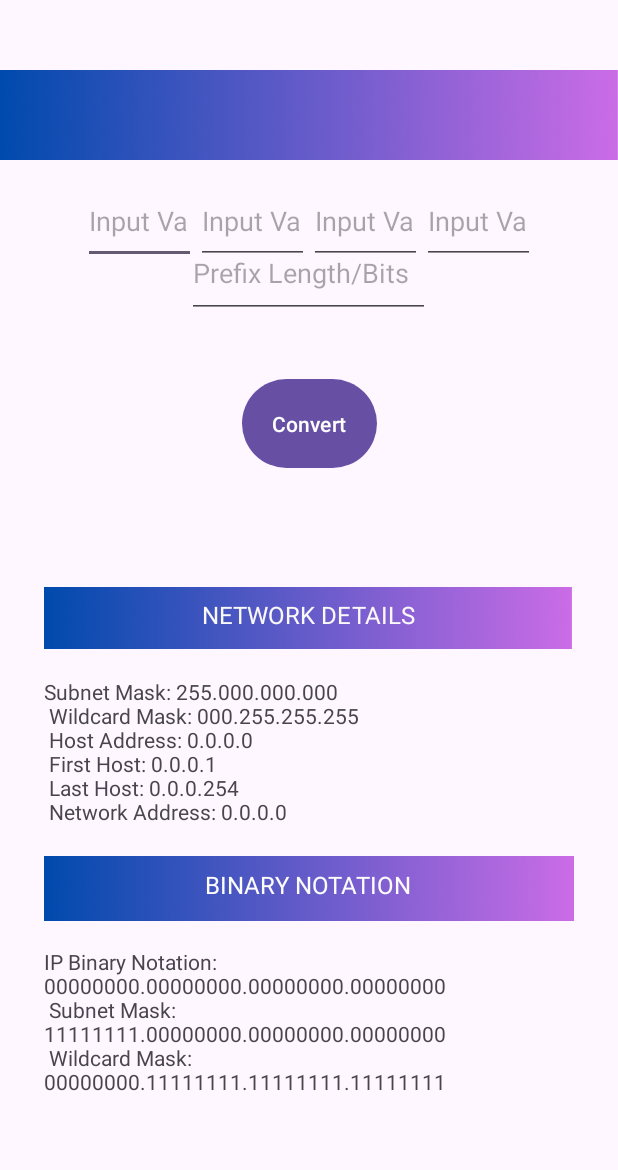
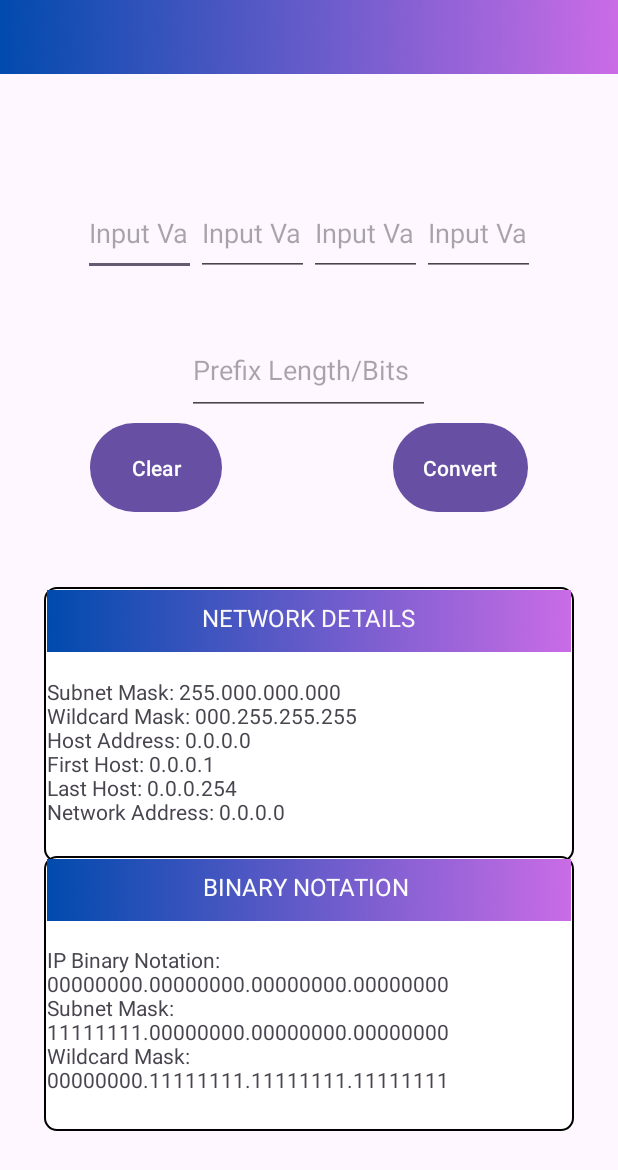
Before and after one commit to KoderKrumbz/SIPAC-Actual, an Android app: the screen it shows after launch (MainActivity), after a tap on "Convert", on a phone screen of 412 x 824 dp. Shown: the top 1170 px of the screen. Run offline under Robolectric (Android 15) with nearby library versions, the phone set to English and light mode, and no system bars.

```diff
--- a/app/src/main/java/com/example/calculationing/BinaryConverter.kt
+++ b/app/src/main/java/com/example/calculationing/BinaryConverter.kt
@@ -7,6 +7,7 @@ import android.view.inputmethod.EditorInfo
 import android.widget.Button
 import android.widget.EditText
 import android.view.KeyEvent
+import android.view.View
 import android.widget.TextView
 import androidx.activity.enableEdgeToEdge
 import androidx.appcompat.app.AppCompatActivity
@@ -33,6 +34,7 @@ class MainActivity : AppCompatActivity() {
         val editTextBinaryConversion4 = findViewById<EditText>(R.id.binaryConversion4)
         val editTextPrefixLength = findViewById<EditText>(R.id.prefixLength)
         val buttonConv = findViewById<Button>(R.id.buttonConvert)
+        val buttonClear = findViewById<Button>(R.id.buttonClear)
         val textBinaryValue = findViewById<TextView>(R.id.binaryValue)
         val textBinbaryVal2 = findViewById<TextView>(R.id.NetworkDeets)
 
@@ -73,36 +75,49 @@ class MainActivity : AppCompatActivity() {
                 val hostnum = numHosts(altpref)
                 val subMaskText = subnetMask(netClass)
                 val hostAdd = hostNotBroad(binaryValue4)
-                val wcM = wildcardMask(subMaskText)
+                val wcM = wildcardMask(netClass)
                 val maskBi = binaryMask(netClass)
-                val wildBi = binaryWild(maskBi)
+                val wildBi = binaryWild(netClass)
                 textBinaryValue.text =  "Subnet Mask: $subMaskText" +
-                        "\n Wildcard Mask: $wcM" +
-                        "\n Host Address: $address1.$address2.$address3.$hostAdd" +
-                        "\n First Host: $address1.$address2.$address3.1" +
-                        "\n Last Host: $address1.$address2.$address3.254" +
-                        "\n Network Address: $address1.$address2.$address3.0" +
-                        "\n Broadcast Address: $address1.$address2.$address3.255" +
-                        "\n Network Class: $netClass" +
-                        "\n Prefix Length: $altpref" +
-                        "\n Number of Networks: $numNet" +
-                        "\n Number of Hosts: $hostnum"
+                        "\nWildcard Mask: $wcM" +
+                        "\nHost Address: $address1.$address2.$address3.$hostAdd" +
+                        "\nFirst Host: $address1.$address2.$address3.1" +
+                        "\nLast Host: $address1.$address2.$address3.254" +
+                        "\nNetwork Address: $address1.$address2.$address3.0" +
+                        "\nBroadcast Address: $address1.$address2.$address3.255" +
+                        "\nNetwork Class: $netClass" +
+                        "\nPrefix Length: $altpref" +
+                        "\nNumber of Networks: $numNet" +
+                        "\nNumber of Hosts: $hostnum"
                 textBinbaryVal2.text =  "IP Binary Notation: $toBeTexted" +
-                        "\n Subnet Mask: $maskBi" +
-                        "\n Wildcard Mask: $wildBi"
+                        "\nSubnet Mask: $maskBi" +
+                        "\nWildcard Mask: $wildBi"
 
             } else {
                 textBinaryValue.text = "Value can't be higher than 255"
             }
+        }
+
+        buttonClear.setOnClickListener {
+            editTextPrefixLength.text.clear()
+            editTextBinaryConversion.text.clear()
+            editTextBinaryConversion2.text.clear()
+            editTextBinaryConversion3.text.clear()
+            editTextBinaryConversion4.text.clear()
+
+            textBinbaryVal2.text = ""
+            textBinaryValue.text = ""
 
         }
     }
 }
 
+//identifies whether given IP value is valid
 fun validate(value: Int?): Boolean {
     return value != null && value in 0..255
 }
 
+//turns input ip Values into binary
 fun ipConvertBinary (add1: String, add2: String, add3: String, add4: String): String {
 
     val addres1 = add1.toIntOrNull() ?: 0
@@ -118,6 +133,7 @@ fun ipConvertBinary (add1: String, add2: String, add3: String, add4: String): St
     return "$binaryAddress.$binaryAddress2.$binaryAddress3.$binaryAddress4"
 }
 
+//automatically changes input box when "Next" is clicked on the keyboard
 fun setEditorActionListener(currentEditText: EditText, nextEditText: EditText) {
     currentEditText.setOnEditorActionListener { _, actionId, event ->
         // Check if the action is the "Next" action or if Enter key was pressed
@@ -132,6 +148,7 @@ fun setEditorActionListener(currentEditText: EditText, nextEditText: EditText) {
     }
 }
 
+//identifies address class
 fun addressClass(ip: Int?): String {
     var addclass = ""
     if (ip != null) {
@@ -159,6 +176,7 @@ fun addressClass(ip: Int?): String {
     return addclass
 }
 
+//identifies subnet mask using address class
 fun subnetMask(netClass: String): String {
     return if (netClass.contains("A", ignoreCase = true)) {
         "255.000.000.000"
@@ -171,6 +189,7 @@ fun subnetMask(netClass: String): String {
     }
 }
 
+//identifies number of networks for the ip depending on the prefix length
 fun numNetworks(prefLength: String): String {
     val pL = 32 - prefLength.toInt()
     val nOn = 2.0.pow(pL)
@@ -179,6 +198,7 @@ fun numNetworks(prefLength: String): String {
     return yes
 }
 
+//identifies number of hosts for the ip depending on the prefix length
 fun numHosts(prefLength: String): String {
     val prefles = prefLength.toInt()
     val  nOh = 2.0.pow(prefles) - 2
@@ -187,8 +207,9 @@ fun numHosts(prefLength: String): String {
     return huh
 }
 
+//automatically inputs a prefix length based on the address class if there is no given prefix length
 fun ifNoPrefLeng(zeroe: String, netC: String): String {
-    return if (zeroe == "0") {
+    return if (zeroe == "") {
         when (netC) {
             "A" -> {
                 "8"
@@ -205,27 +226,29 @@ fun ifNoPrefLeng(zeroe: String, netC: String): String {
     }
 }
 
+//last usable ip if given ip is 255 what?
 fun hostNotBroad(ip: String): String{
     return if (ip == "255") {
-         "254"
+        "254"
     } else {
         ip
     }
 }
 
+//identifies wildcard mask
 fun wildcardMask(subnet: String): String{
     //val sbnet = subnet.replace(".","")
     //return sbnet.map {
     //    if (it == '0') '1' else '0'
     //}.joinToString ("")
     return when (subnet) {
-        "255.000.000.000" -> {
+        "A" -> {
             "000.255.255.255"
         }
-        "255.255.000.000" -> {
+        "B" -> {
             "000.000.255.255"
         }
-        "255.255.255.000" -> {
+        "C" -> {
             "000.000.000.255"
         }
         else -> {
@@ -234,6 +257,7 @@ fun wildcardMask(subnet: String): String{
     }
 }
 
+//converts subnet mask into binary
 fun binaryMask(classs: String): String{
     return when (classs) {
         "A" -> {
@@ -252,15 +276,16 @@ fun binaryMask(classs: String): String{
     }
 }
 
+//converts wildcard mask into binary
 fun binaryWild(classs: String): String{
     return when (classs) {
-        "11111111.00000000.00000000.00000000" -> {
+        "A" -> {
             "00000000.11111111.11111111.11111111"
         }
-        "11111111.11111111.00000000.00000000" -> {
+        "B" -> {
             "00000000.00000000.11111111.11111111"
         }
-        "11111111.11111111.11111111.00000000" -> {
+        "C" -> {
             "00000000.00000000.00000000.11111111"
         }
         else -> {
--- /dev/null
+++ b/app/src/main/res/drawable/outlineburder.xml
@@ -0,0 +1,20 @@
+<?xml version="1.0" encoding="utf-8"?>
+<shape xmlns:android="http://schemas.android.com/apk/res/android">
+    <!-- Define the outline (border) -->
+    <solid android:color="#FFFFFF" />  <!-- Background color, can be transparent -->
+
+    <!-- Border properties -->
+    <stroke
+        android:color="#000000"
+        android:width="1dp" />
+
+    <!-- Optionally, set rounded corners -->
+    <corners android:radius="8dp" />  <!-- Corner radius (optional) -->
+
+    <!-- Optionally, set padding inside the layout -->
+    <padding
+        android:left="2dp"
+        android:top="2dp"
+        android:right="2dp"
+        android:bottom="2dp" />
+</shape>
--- a/app/src/main/res/layout/activity_main.xml
+++ b/app/src/main/res/layout/activity_main.xml
@@ -5,6 +5,7 @@
     android:id="@+id/main"
     android:layout_width="match_parent"
     android:layout_height="match_parent"
+    android:fitsSystemWindows="true"
     tools:context=".MainActivity">
 
 
@@ -14,29 +15,47 @@
         android:layout_height="wrap_content"
         android:layout_gravity="top|center_horizontal"
         android:layout_marginTop="200dp"
+        android:layout_marginEnd="60dp"
         android:padding="20dp"
         android:text="Convert"
         app:layout_constraintBottom_toBottomOf="parent"
         app:layout_constraintEnd_toEndOf="parent"
+        app:layout_constraintHorizontal_bias="1.0"
         app:layout_constraintStart_toStartOf="parent"
         app:layout_constraintTop_toTopOf="parent"
-        app:layout_constraintVertical_bias="0.088" />
+        app:layout_constraintVertical_bias="0.14" />
+
+    <Button
+        android:id="@+id/buttonClear"
+        android:layout_width="wrap_content"
+        android:layout_height="wrap_content"
+        android:layout_gravity="top|center_horizontal"
+        android:layout_marginStart="60dp"
+        android:layout_marginTop="200dp"
+        android:padding="20dp"
+        android:text="Clear"
+        app:layout_constraintBottom_toBottomOf="parent"
+        app:layout_constraintEnd_toEndOf="parent"
+        app:layout_constraintHorizontal_bias="0.0"
+        app:layout_constraintStart_toStartOf="parent"
+        app:layout_constraintTop_toTopOf="parent"
+        app:layout_constraintVertical_bias="0.14" />
 
     <LinearLayout
         android:id="@+id/linearLayout"
         android:layout_width="match_parent"
         android:layout_height="wrap_content"
         android:layout_gravity="top|center"
-        android:layout_marginTop="50dp"
         android:layout_marginBottom="579dp"
         android:gravity="center"
         android:orientation="horizontal"
         android:padding="12dp"
         app:layout_constraintBottom_toBottomOf="parent"
         app:layout_constraintEnd_toEndOf="parent"
-        app:layout_constraintHorizontal_bias="0.0"
+        app:layout_constraintHorizontal_bias="1.0"
         app:layout_constraintStart_toStartOf="parent"
-        app:layout_constraintTop_toTopOf="parent">
+        app:layout_constraintTop_toTopOf="parent"
+        app:layout_constraintVertical_bias="0.7">
 
         <EditText
             android:id="@+id/binaryConversion"
@@ -84,34 +103,24 @@
 
     <ImageView
         android:id="@+id/imageView"
-        android:layout_width="match_parent"
-        android:layout_height="60dp"
+        android:layout_width="415dp"
+        android:layout_height="49dp"
         android:layout_marginBottom="671dp"
         android:contentDescription="TODO"
         android:scaleType="centerCrop"
         app:layout_constraintBottom_toBottomOf="parent"
+        app:layout_constraintEnd_toEndOf="parent"
+        app:layout_constraintHorizontal_bias="1.0"
+        app:layout_constraintStart_toStartOf="parent"
         app:layout_constraintTop_toTopOf="parent"
-        app:srcCompat="@drawable/untitled_design"
-        tools:layout_editor_absoluteX="0dp" />
-
-    <ImageView
-        android:id="@+id/imageView1"
-        android:layout_width="match_parent"
-        android:layout_height="60dp"
-        android:layout_marginBottom="671dp"
-        android:contentDescription="TODO"
-        android:scaleType="centerCrop"
-        app:layout_constraintBottom_toBottomOf="parent"
-        app:layout_constraintTop_toTopOf="parent"
-        app:srcCompat="@drawable/untitled_design"
-        tools:layout_editor_absoluteX="0dp" />
+        app:layout_constraintVertical_bias="0.0"
+        app:srcCompat="@drawable/untitled_design" />
 
     <EditText
         android:id="@+id/prefixLength"
         android:layout_width="162dp"
         android:layout_height="60dp"
         android:layout_marginStart="154dp"
-        android:layout_marginTop="152dp"
         android:layout_marginEnd="154dp"
         android:layout_marginBottom="527dp"
         android:ems="10"
@@ -122,11 +131,12 @@
         app:layout_constraintHorizontal_bias="0.508"
         app:layout_constraintStart_toStartOf="parent"
         app:layout_constraintTop_toTopOf="parent"
-        app:layout_constraintVertical_bias="0.0" />
+        app:layout_constraintVertical_bias="0.916" />
 
     <androidx.constraintlayout.widget.ConstraintLayout
         android:layout_width="353dp"
         android:layout_height="183dp"
+        android:background="@drawable/outlineburder"
         app:layout_constraintBottom_toBottomOf="parent"
         app:layout_constraintEnd_toEndOf="parent"
         app:layout_constraintStart_toStartOf="parent"
@@ -153,9 +163,9 @@
             android:layout_width="match_parent"
             android:layout_height="wrap_content"
             android:layout_gravity="top|center_horizontal"
+            android:ellipsize="end"
             android:maxLines="6"
-            android:ellipsize="end"
-            android:text="Details"
+            android:text="Network Details"
             app:layout_constraintBottom_toBottomOf="parent"
             app:layout_constraintEnd_toEndOf="parent"
             app:layout_constraintHorizontal_bias="0.498"
@@ -189,6 +199,7 @@
         android:layout_height="183dp"
         android:layout_marginTop="524dp"
         android:layout_marginBottom="24dp"
+        android:background="@drawable/outlineburder"
         app:layout_constraintBottom_toBottomOf="parent"
         app:layout_constraintEnd_toEndOf="parent"
         app:layout_constraintStart_toStartOf="parent"
@@ -212,9 +223,9 @@
             android:layout_width="match_parent"
             android:layout_height="wrap_content"
             android:layout_gravity="top|center_horizontal"
+            android:ellipsize="end"
             android:maxLines="6"
-            android:ellipsize="end"
-            android:text="Details"
+            android:text="Binary Details"
             app:layout_constraintBottom_toBottomOf="parent"
             app:layout_constraintEnd_toEndOf="parent"
             app:layout_constraintHorizontal_bias="0.498"
```
